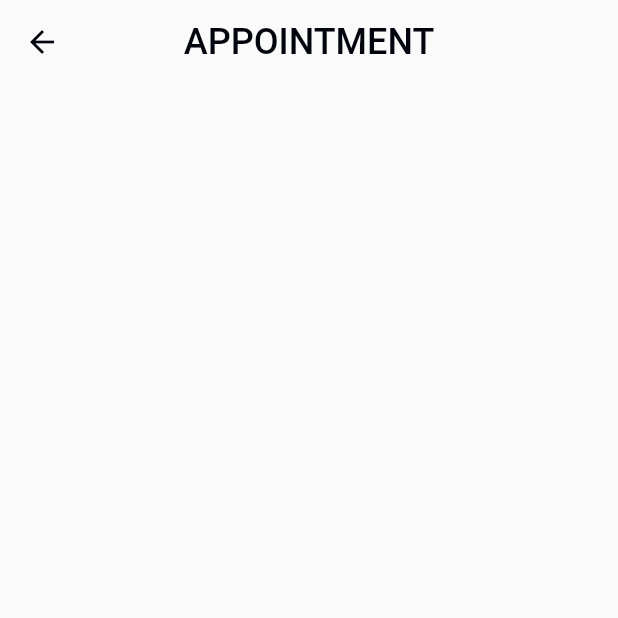
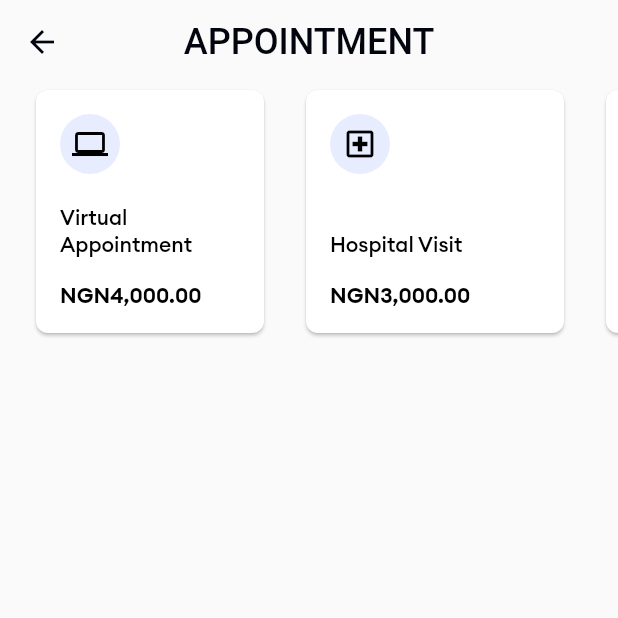
Before and after one commit to logickoder/hospital-app-link-up-ui, a Flutter app: the CreateAppointmentScreen screen opened by its route, on a phone screen of 412 x 824 dp, the top half of it. Run offline on Flutter 3.47's test engine with Material 2 defaults, Android fonts, the phone set to English and light mode, and no system bars; our stand-ins replace cached_network_image, flutter_riverpod, flutter_svg, font_awesome_flutter; network calls fail.

Commit message:
feat: created appointment_tile.dart

```diff
--- a/lib/appointment/appointment_tile.dart
+++ b/lib/appointment/appointment_tile.dart
@@ -1,30 +1,134 @@
 import 'package:flutter/material.dart';
+import 'package:flutter_riverpod/flutter_riverpod.dart';
+import 'package:intl/intl.dart';
 
 import '../common/resources.dart';
+
+class AppointmentTileModel {
+  AppointmentTileModel({
+    required this.title,
+    required this.icon,
+    required this.amount,
+  });
+
+  final String title;
+  final IconData icon;
+  final int amount;
+}
 
 class AppointmentTile extends StatelessWidget {
   const AppointmentTile({
     Key? key,
-    required this.title,
-    required this.icon,
-    required this.amount,
-    this.isSelected = false,
+    required this.model,
+    this.active = false,
   }) : super(key: key);
 
-  final String title;
-  final IconData icon;
-  final int amount;
-  final bool isSelected;
+  final AppointmentTileModel model;
+  final bool active;
+
+  static final currency = NumberFormat.currency(
+    locale: "en_NG",
+    symbol: "NGN",
+  );
 
   @override
   Widget build(BuildContext context) {
+    final theme = Theme.of(context);
+    final textColor =
+        active ? theme.colorScheme.onPrimary : theme.colorScheme.inverseSurface;
+
     return Card(
-      color: isSelected ? const Color(0xFF678FF5) : Colors.white,
+      color: active ? const Color(0xFF5573C1) : theme.colorScheme.onPrimary,
       shape: RoundedRectangleBorder(borderRadius: BorderRadius.circular(8)),
       child: Padding(
         padding: const EdgeInsets.all(AppPadding.medium),
-        child: Column(),
+        child: Column(
+          crossAxisAlignment: CrossAxisAlignment.start,
+          children: [
+            Container(
+              decoration: BoxDecoration(
+                color:
+                    active ? const Color(0xFF6F8BD3) : const Color(0xFFE7EDFF),
+                shape: BoxShape.circle,
+              ),
+              padding: const EdgeInsets.all(AppPadding.small),
+              child: Icon(
+                model.icon,
+                color: textColor,
+              ),
+            ),
+            const Spacer(),
+            Text(
+              model.title,
+              style: theme.textTheme.bodyLarge?.copyWith(
+                fontWeight: FontWeight.w500,
+                fontFamily: AppFonts.titleFamily,
+                color: textColor,
+              ),
+            ),
+            const SizedBox(height: AppPadding.medium),
+            Text(
+              currency.format(model.amount),
+              style: theme.textTheme.bodyLarge?.copyWith(
+                fontWeight: FontWeight.w600,
+                fontFamily: AppFonts.titleFamily,
+                color: textColor,
+              ),
+            ),
+          ],
+        ),
       ),
     );
   }
 }
+
+class AppointmentTiles extends ConsumerWidget {
+  AppointmentTiles({Key? key}) : super(key: key);
+
+  static final _tiles = [
+    AppointmentTileModel(
+      title: 'Virtual Appointment',
+      amount: 4000,
+      icon: Icons.laptop_outlined,
+    ),
+    AppointmentTileModel(
+      title: 'Hospital Visit',
+      amount: 3000,
+      icon: Icons.local_hospital_outlined,
+    ),
+    AppointmentTileModel(
+      title: 'Home Visit',
+      amount: 8000,
+      icon: Icons.home_outlined,
+    ),
+  ];
+
+  final _selectedTile = StateProvider<int?>((ref) => null);
+
+  @override
+  Widget build(BuildContext context, WidgetRef ref) {
+    final selected = ref.watch(_selectedTile);
+
+    return SizedBox(
+      height: 170,
+      child: ListView.builder(
+        itemExtent: 200,
+        scrollDirection: Axis.horizontal,
+        itemCount: _tiles.length,
+        itemBuilder: (_, index) => Padding(
+          padding: EdgeInsets.only(
+            left: index == 0 ? AppPadding.normal : 0,
+            right: AppPadding.normal,
+          ),
+          child: InkWell(
+            onTap: () => ref.read(_selectedTile.notifier).state = index,
+            child: AppointmentTile(
+              model: _tiles[index],
+              active: index == selected,
+            ),
+          ),
+        ),
+      ),
+    );
+  }
+}
--- a/lib/appointment/create_appointment_screen.dart
+++ b/lib/appointment/create_appointment_screen.dart
@@ -1,6 +1,7 @@
 import 'package:flutter/material.dart';
 
 import '../common/widgets/top_bar.dart';
+import 'appointment_tile.dart';
 
 class CreateAppointmentScreen extends StatelessWidget {
   const CreateAppointmentScreen({Key? key}) : super(key: key);
@@ -9,8 +10,11 @@ class CreateAppointmentScreen extends StatelessWidget {
   Widget build(BuildContext context) {
     return Scaffold(
       appBar: const TopBar(title: 'APPOINTMENT'),
-      body: Column(
-        children: [],
+      body: ListView(
+        shrinkWrap: true,
+        children: [
+          AppointmentTiles(),
+        ],
       ),
     );
   }
```
